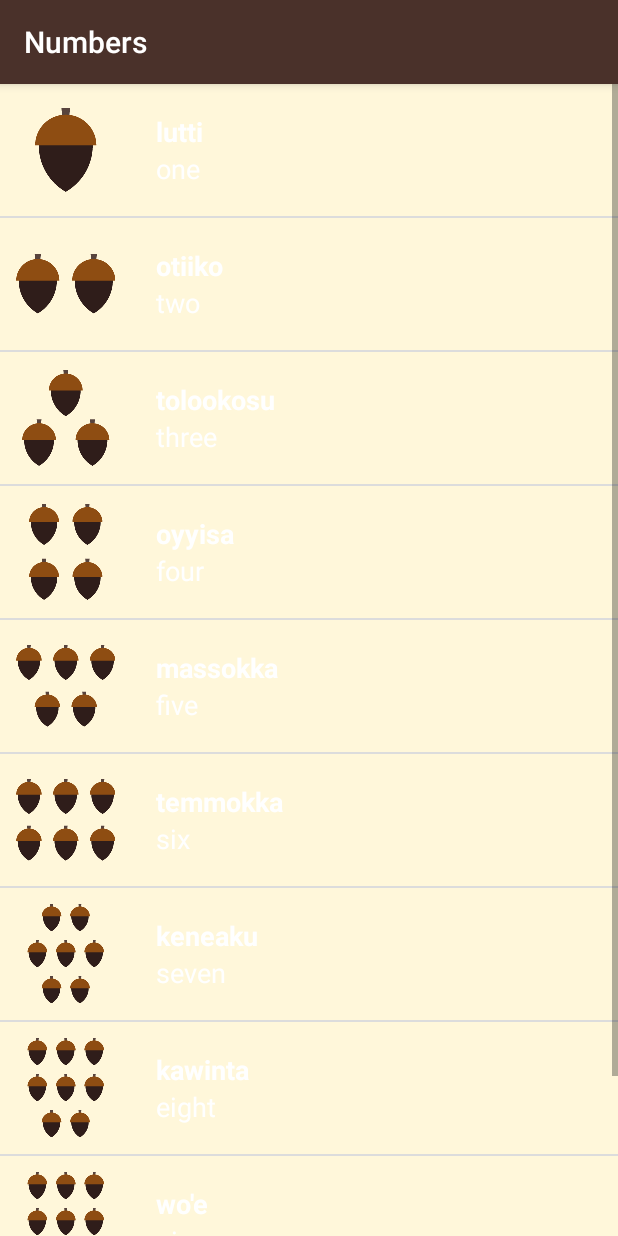
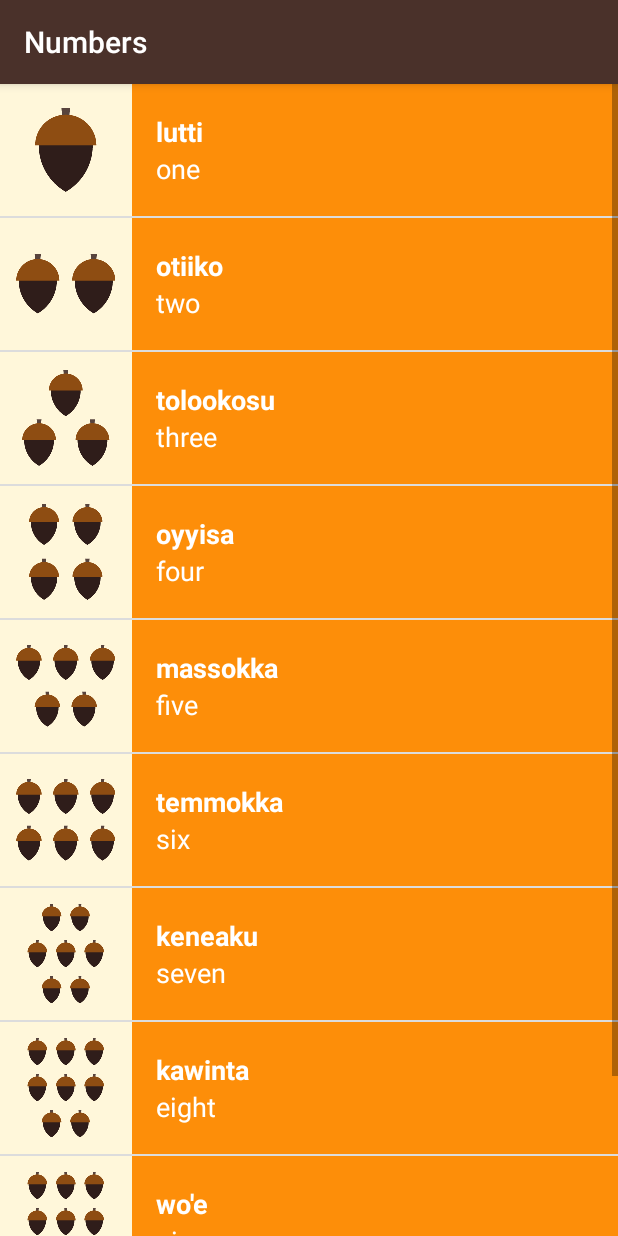
Before and after one commit to adussa3/Miwok, an Android app: the screen it shows after launch (NumbersActivity), after a tap on "Numbers", on a phone screen of 412 x 824 dp. Run offline under Robolectric (Android 15) with nearby library versions, the phone set to English and light mode, and no system bars.

Commit message:
Added unique background colors to each activity

```diff
--- a/app/src/main/java/com/example/android/miwok/ColorsActivity.java
+++ b/app/src/main/java/com/example/android/miwok/ColorsActivity.java
@@ -29,7 +29,7 @@ public class ColorsActivity extends AppCompatActivity {
         // Create an {@link WordAdapter}, whose data source is a list of
         // {@link Word}s. The adapter knows how to create list item views for each item
         // in the list.
-        WordAdapter wordAdapter = new WordAdapter(this, words);
+        WordAdapter wordAdapter = new WordAdapter(this, words, R.color.category_colors);
 
         /**
          * Create an {@link ListView} object in the view hierarchy of the {@link Activity}.
--- a/app/src/main/java/com/example/android/miwok/FamilyActivity.java
+++ b/app/src/main/java/com/example/android/miwok/FamilyActivity.java
@@ -30,7 +30,7 @@ public class FamilyActivity extends AppCompatActivity {
         // Create an {@link WordAdapter}, whose data source is a list of
         // {@link Word}s. The adapter knows how to create list item views for each item
         // in the list.
-        WordAdapter wordAdapter = new WordAdapter(this, words);
+        WordAdapter wordAdapter = new WordAdapter(this, words, R.color.category_family);
 
         /**
          * Create an {@link ListView} object in the view hierarchy of the {@link Activity}.
--- a/app/src/main/java/com/example/android/miwok/NumbersActivity.java
+++ b/app/src/main/java/com/example/android/miwok/NumbersActivity.java
@@ -32,7 +32,7 @@ public class NumbersActivity extends AppCompatActivity {
         // Create an {@link WordAdapter}, whose data source is a list of
         // {@link Word}s. The adapter knows how to create list item views for each item
         // in the list.
-        WordAdapter wordAdapter = new WordAdapter(this, words);
+        WordAdapter wordAdapter = new WordAdapter(this, words, R.color.category_numbers);
 
         /**
          * Create an {@link ListView} object in the view hierarchy of the {@link Activity}.
--- a/app/src/main/java/com/example/android/miwok/PhrasesActivity.java
+++ b/app/src/main/java/com/example/android/miwok/PhrasesActivity.java
@@ -30,7 +30,7 @@ public class PhrasesActivity extends AppCompatActivity {
         // Create an {@link WordAdapter}, whose data source is a list of
         // {@link Word}s. The adapter knows how to create list item views for each item
         // in the list.
-        WordAdapter wordAdapter = new WordAdapter(this, words);
+        WordAdapter wordAdapter = new WordAdapter(this, words, R.color.category_phrases);
 
         /**
          * Create an {@link ListView} object in the view hierarchy of the {@link Activity}.
--- a/app/src/main/java/com/example/android/miwok/WordAdapter.java
+++ b/app/src/main/java/com/example/android/miwok/WordAdapter.java
@@ -1,18 +1,21 @@
 package com.example.android.miwok;
 
 import android.app.Activity;
+import android.support.v4.content.ContextCompat;
 import android.view.LayoutInflater;
 import android.view.View;
 import android.view.ViewGroup;
 import android.widget.ArrayAdapter;
 import android.widget.ImageView;
+import android.widget.LinearLayout;
 import android.widget.TextView;
 
 import java.util.List;
 
 public class WordAdapter extends ArrayAdapter<Word> {
 
-    private static final String LOG_TAG = WordAdapter.class.getSimpleName();
+    // Resource ID for the background color of this list of words
+    private int mColorResourceId;
 
     /**
      * This is our own custom constructor (it doesn't mirror a superclass constructor).
@@ -22,12 +25,13 @@ public class WordAdapter extends ArrayAdapter<Word> {
      * @param context   The current context. Used to inflate the layout file.
      * @param words     A List of Word objects to display in a list
      */
-    public WordAdapter(Activity context, List<Word> words) {
+    public WordAdapter(Activity context, List<Word> words, int colorResourceId) {
         // Here, we initialize the ArrayAdapter's internal storage for the context and the list.
         // the second argument is used when the ArrayAdapter is populating a single TextView.
         // Because this is a custom adapter for two TextViews and an ImageView, the adapter is not
         // going to use this second argument, so it can be any value. Here, we used 0.
         super(context, 0, words);
+        this.mColorResourceId = colorResourceId;
     }
 
     /**
@@ -47,6 +51,19 @@ public class WordAdapter extends ArrayAdapter<Word> {
         if(listItemView == null) {
             listItemView = LayoutInflater.from(getContext()).inflate(R.layout.list_item, parent, false);
         }
+
+        /**********************************************************************************/
+
+        // Set theme color for the list item
+        View textContainer = listItemView.findViewById(R.id.text_container);
+
+        // Find the color that the resource ID maps to
+        int color = ContextCompat.getColor(getContext(), mColorResourceId);
+
+        // Set the background color of the text container View
+        textContainer.setBackgroundColor(color);
+
+        /**********************************************************************************/
 
         // Get the {@link Word} object located at this position in the list
         Word currentWord = getItem(position);
```
